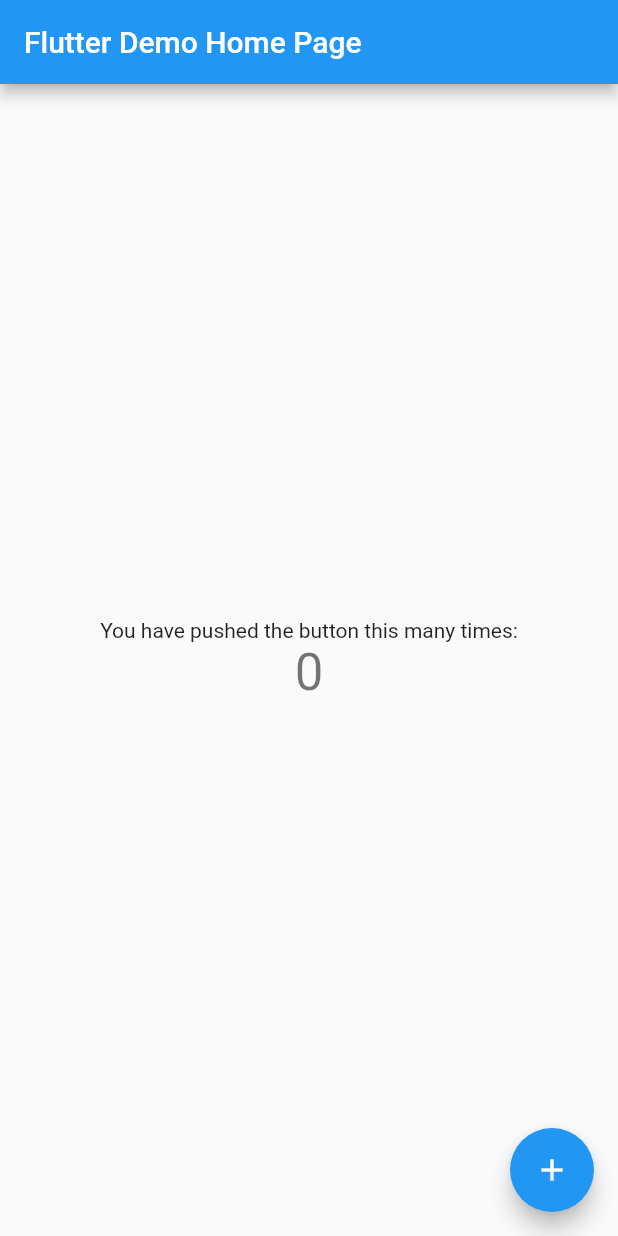
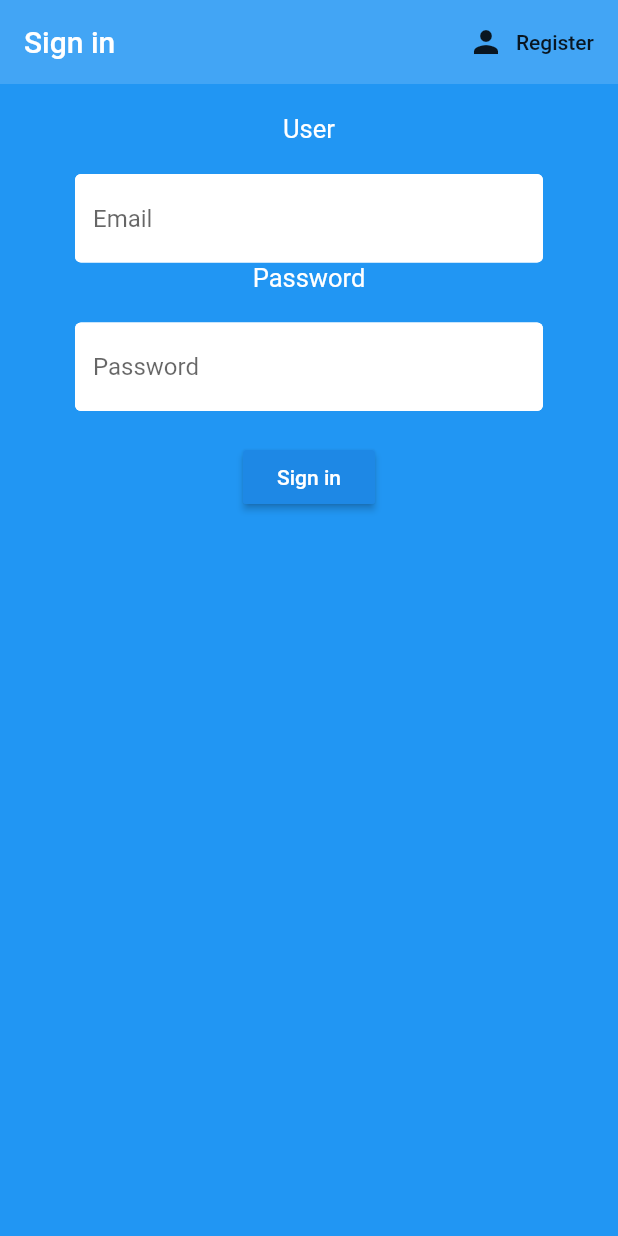
Before and after one commit to ser9gj/CSCI6221, a Flutter app: the screen it shows after launch, on a phone screen of 412 x 824 dp. Run offline on Flutter 3.47's test engine with Material 2 defaults, Android fonts, the phone set to English and light mode, and no system bars; our stand-ins replace firebase_auth; accounts and stored records are empty.

Commit message:
Sign in/ Sign up done

```diff
--- a/lib/main.dart
+++ b/lib/main.dart
@@ -1,4 +1,9 @@
 import 'package:flutter/material.dart';
+import 'package:tutorly/screens/wrapper.dart';
+import 'package:provider/provider.dart';
+import 'package:tutorly/services/auth.dart';
+import 'package:tutorly/models/user.dart';
+
 
 void main() {
   runApp(MyApp());
@@ -8,110 +13,12 @@ class MyApp extends StatelessWidget {
   // This widget is the root of your application.
   @override
   Widget build(BuildContext context) {
-    return MaterialApp(
-      title: 'Flutter Demo',
-      theme: ThemeData(
-        // This is the theme of your application.
-        //
-        // Try running your application with "flutter run". You'll see the
-        // application has a blue toolbar. Then, without quitting the app, try
-        // changing the primarySwatch below to Colors.green and then invoke
-        // "hot reload" (press "r" in the console where you ran "flutter run",
-        // or simply save your changes to "hot reload" in a Flutter IDE).
-        // Notice that the counter didn't reset back to zero; the application
-        // is not restarted.
-        primarySwatch: Colors.blue,
-        // This makes the visual density adapt to the platform that you run
-        // the app on. For desktop platforms, the controls will be smaller and
-        // closer together (more dense) than on mobile platforms.
-        visualDensity: VisualDensity.adaptivePlatformDensity,
+    return StreamProvider<User>.value(
+      value: AuthService().user,
+      child: MaterialApp(
+        home:Wrapper(),
+
       ),
-      home: MyHomePage(title: 'Flutter Demo Home Page'),
     );
   }
 }
-
-class MyHomePage extends StatefulWidget {
-  MyHomePage({Key key, this.title}) : super(key: key);
-
-  // This widget is the home page of your application. It is stateful, meaning
-  // that it has a State object (defined below) that contains fields that affect
-  // how it looks.
-
-  // This class is the configuration for the state. It holds the values (in this
-  // case the title) provided by the parent (in this case the App widget) and
-  // used by the build method of the State. Fields in a Widget subclass are
-  // always marked "final".
-
-  final String title;
-
-  @override
-  _MyHomePageState createState() => _MyHomePageState();
-}
-
-class _MyHomePageState extends State<MyHomePage> {
-  int _counter = 0;
-
-  void _incrementCounter() {
-    setState(() {
-      // This call to setState tells the Flutter framework that something has
-      // changed in this State, which causes it to rerun the build method below
-      // so that the display can reflect the updated values. If we changed
-      // _counter without calling setState(), then the build method would not be
-      // called again, and so nothing would appear to happen.
-      _counter++;
-    });
-  }
-
-  @override
-  Widget build(BuildContext context) {
-    // This method is rerun every time setState is called, for instance as done
-    // by the _incrementCounter method above.
-    //
-    // The Flutter framework has been optimized to make rerunning build methods
-    // fast, so that you can just rebuild anything that needs updating rather
-    // than having to individually change instances of widgets.
-    return Scaffold(
-      appBar: AppBar(
-        // Here we take the value from the MyHomePage object that was created by
-        // the App.build method, and use it to set our appbar title.
-        title: Text(widget.title),
-      ),
-      body: Center(
-        // Center is a layout widget. It takes a single child and positions it
-        // in the middle of the parent.
-        child: Column(
-          // Column is also a layout widget. It takes a list of children and
-          // arranges them vertically. By default, it sizes itself to fit its
-          // children horizontally, and tries to be as tall as its parent.
-          //
-          // Invoke "debug painting" (press "p" in the console, choose the
-          // "Toggle Debug Paint" action from the Flutter Inspector in Android
-          // Studio, or the "Toggle Debug Paint" command in Visual Studio Code)
-          // to see the wireframe for each widget.
-          //
-          // Column has various properties to control how it sizes itself and
-          // how it positions its children. Here we use mainAxisAlignment to
-          // center the children vertically; the main axis here is the vertical
-          // axis because Columns are vertical (the cross axis would be
-          // horizontal).
-          mainAxisAlignment: MainAxisAlignment.center,
-          children: <Widget>[
-            Text(
-              'You have pushed the button this many times:',
-            ),
-            Text(
-              '$_counter',
-              style: Theme.of(context).textTheme.headline4,
-            ),
-          ],
-        ),
-      ),
-      floatingActionButton: FloatingActionButton(
-        onPressed: _incrementCounter,
-        tooltip: 'Increment',
-        child: Icon(Icons.add),
-      ), // This trailing comma makes auto-formatting nicer for build methods.
-    );
-  }
-}
--- /dev/null
+++ b/lib/models/user.dart
@@ -0,0 +1,7 @@
+class User {
+
+final String uid;
+
+User({this.uid});
+
+}
--- /dev/null
+++ b/lib/screens/authent/authenticate.dart
@@ -0,0 +1,24 @@
+import 'package:flutter/material.dart';
+import 'package:tutorly/screens/authent/register.dart';
+import 'package:tutorly/screens/authent/sign_in.dart';
+
+
+class Auth_Tutor extends StatefulWidget {
+  @override
+  _Auth_TutorState createState() => _Auth_TutorState();
+}
+
+class _Auth_TutorState extends State<Auth_Tutor> {
+  @override
+
+  bool showSignIn=true;
+  void toggleView(){setState(() => showSignIn=!showSignIn
+  );}
+  Widget build(BuildContext context) {
+    if(showSignIn)
+    return SignIn(toggleView: toggleView);
+
+    else
+    return Register(toggleView: toggleView);
+  }
+}
--- /dev/null
+++ b/lib/screens/authent/register.dart
@@ -0,0 +1,117 @@
+import 'package:flutter/material.dart';
+import 'package:tutorly/services/auth.dart';
+import 'package:tutorly/shared_code/constant.dart';
+
+class Register extends StatefulWidget {
+
+
+  final Function toggleView;
+  Register({this.toggleView});
+
+  @override
+  _RegisterState createState() => _RegisterState();
+}
+
+class _RegisterState extends State<Register> {
+
+  final AuthService _auth=AuthService();
+  final _formKey=GlobalKey<FormState>();
+
+  //text field state
+  String email ="";
+  String password="";
+  String error='';
+
+  @override
+  Widget build(BuildContext context) {
+    return Scaffold(
+
+      backgroundColor: Colors.blue,
+      appBar: AppBar(backgroundColor:Colors.blue[400],
+      elevation: 0.0,
+      title:Text('Sign up'),
+      actions: <Widget>[
+        FlatButton.icon(
+          icon:Icon(Icons.person),
+          label: Text('Sign in'),
+          onPressed: (){
+            widget.toggleView();
+
+
+          }),
+      ],
+      ),
+
+      body:Container(
+
+        padding:EdgeInsets.symmetric(vertical:20.0, horizontal:50.0),
+        child: Form(
+          key:_formKey,
+          child:Column(
+            children: <Widget>[
+
+              SizedBox(height:20.0),
+              TextFormField(
+                decoration: textInputDecoration.copyWith(hintText:'Email'),
+
+                validator: (val)=>val.isEmpty ? 'Enter an email':null,
+                onChanged:(val){
+                  setState(()
+                    => email=val);
+
+                }
+
+              ),
+
+              Text('Password',style: TextStyle(
+                color:Colors.white,
+                fontSize: 17.0,
+                ),),
+
+              SizedBox(height:20.0),
+              TextFormField(
+                decoration: textInputDecoration.copyWith(hintText:'Password'),
+                obscureText: true,
+                validator: (val)=>val.length< 6 ? 'Enter a password longer than 6 characters':null,
+
+                onChanged:(val){
+                  setState(()
+                    => password=val);
+
+                }
+
+              ),
+
+              SizedBox(height:20.0),
+              RaisedButton(
+                color:Colors.blue[600],
+                child: Text('Register',
+                style:TextStyle(color: Colors.white)
+                ),
+                onPressed: ()async {
+
+                  if(_formKey.currentState.validate()){
+                    dynamic result= await _auth.registerWithEmailAndPassword(email,password);
+
+                    if(result==null)
+                    {
+                      setState(() =>error='please supply a valid email');
+
+                    }
+                  }
+
+
+                }),
+
+                SizedBox(height:12.0),
+                Text(
+                  error,
+                  style: TextStyle(color:Colors.red, fontSize:14.0),
+                ),
+
+          ],)
+        )
+
+      ),);
+  }
+}
--- /dev/null
+++ b/lib/screens/authent/sign_in.dart
@@ -0,0 +1,118 @@
+import 'package:flutter/material.dart';
+import 'package:tutorly/services/auth.dart';
+import 'package:tutorly/shared_code/constant.dart';
+
+class SignIn extends StatefulWidget {
+
+  final Function toggleView;
+  SignIn({this.toggleView});
+  @override
+  _SignInState createState() => _SignInState();
+}
+
+class _SignInState extends State<SignIn> {
+
+  final AuthService _auth=AuthService();
+  final _formKey=GlobalKey<FormState>();
+  String error='';
+
+  //text field state
+  String email ="";
+  String password="";
+
+  @override
+  Widget build(BuildContext context) {
+    return Scaffold(
+
+      backgroundColor: Colors.blue,
+      appBar: AppBar(backgroundColor:Colors.blue[400],
+      elevation: 0.0,
+      title:Text('Sign in '),
+      actions: <Widget>[
+        FlatButton.icon(
+          icon:Icon(Icons.person),
+          label: Text('Register'),
+          onPressed: (){
+            widget.toggleView();
+          }),
+      ],
+      ),
+
+      body:Container(
+
+        padding:EdgeInsets.symmetric(vertical:20.0, horizontal:50.0),
+        child: Form(
+          key:_formKey,
+
+          child:Column(
+            children: <Widget>[
+              Text('User',style:TextStyle(
+                color:Colors.white,
+                fontSize: 17.0,
+                )
+
+                ,),
+              SizedBox(height:20.0),
+              TextFormField(
+               decoration: textInputDecoration.copyWith(hintText:'Email'),
+                validator: (val)=>val.isEmpty ? 'Enter an email':null,
+
+                onChanged:(val){
+                  setState(()
+                    => email=val);
+
+                }
+
+              ),
+
+              Text('Password',style: TextStyle(
+                color:Colors.white,
+                fontSize: 17.0,
+                ),),
+
+              SizedBox(height:20.0),
+              TextFormField(
+               decoration: textInputDecoration.copyWith(hintText:'Password'),
+
+                obscureText: true,
+                validator: (val)=>val.length< 6 ? 'Enter a password longer than 6 characters':null,
+
+                onChanged:(val){
+                  setState(()
+                    => password=val);
+
+                }
+
+              ),
+
+              SizedBox(height:20.0),
+              RaisedButton(
+                color:Colors.blue[600],
+                child: Text('Sign in',
+                style:TextStyle(color: Colors.white)
+                ),
+                onPressed: ()async {
+
+                   if(_formKey.currentState.validate()){
+
+                     dynamic result= await _auth.signInWithEmailAndPassword(email, password);
+
+                    if(result==null)
+                    {
+                      setState(() =>error='could not sign in with those inputs');
+
+                    }
+                  }
+                }),
+                SizedBox(height:8.0),
+                Text(
+                  error,
+                  style: TextStyle(color:Colors.red, fontSize:14.0),
+                ),
+
+          ],)
+        )
+
+      ),);
+  }
+}
--- /dev/null
+++ b/lib/screens/wrapper.dart
@@ -0,0 +1,23 @@
+import 'package:flutter/material.dart';
+import 'package:provider/provider.dart';
+import 'package:tutorly/screens/authent/authenticate.dart';
+import 'package:tutorly/screens/home/home_tutor.dart';
+import 'package:tutorly/models/user.dart';
+
+
+class Wrapper extends StatelessWidget {
+  @override
+  Widget build(BuildContext context) {
+
+
+     final user=Provider.of<User>(context);
+
+    //return either home or authenticate
+     if(user==null){
+       return Auth_Tutor();
+     }
+
+     else{
+       return Home_Tutor();
+     }
+  }}
--- /dev/null
+++ b/lib/services/auth.dart
@@ -0,0 +1,84 @@
+import 'package:firebase_auth/firebase_auth.dart';
+import 'package:tutorly/models/user.dart';
+
+class AuthService {
+
+final FirebaseAuth _auth=FirebaseAuth.instance;
+
+//creating user object with FirebaseUSer
+
+User _userFromFirebaseUser(FirebaseUser user){
+
+  return user != null? User(uid:user.uid ):null;
+}
+
+//auth change user with a stream
+
+Stream<User> get user{
+
+  return _auth.onAuthStateChanged.map(_userFromFirebaseUser);
+
+  }
+
+//sign in anom
+
+Future signInAnom() async{
+
+//try to do something, if doesnt work, catch the error
+
+try{
+
+  AuthResult result=await _auth.signInAnonymously();
+  FirebaseUser user=result.user;
+  return _userFromFirebaseUser(user);
+
+}
+
+catch(e){
+
+  print(e.toString());
+  return null;
+}
+}
+
+//sign in with email & password
+
+Future signInWithEmailAndPassword(String email, String password) async{
+
+try{
+  AuthResult result = await _auth.signInWithEmailAndPassword(email: email, password: password);
+  FirebaseUser user=result.user;
+  return _userFromFirebaseUser(user);
+  } catch(e){
+    print(e.toString());
+    return null;
+  }
+
+}
+
+//register with email & password
+
+Future registerWithEmailAndPassword(String email, String password) async{
+
+try{
+  AuthResult result = await _auth.createUserWithEmailAndPassword(email: email, password: password);
+  FirebaseUser user=result.user;
+  return _userFromFirebaseUser(user);
+  } catch(e){
+    print(e.toString());
+    return null;
+  }
+
+}
+
+//sign out
+
+Future signOut() async {
+  try{
+    return await _auth.signOut();
+  } catch(e){
+    print(e.toString());
+    return null;
+  }
+}
+}
--- /dev/null
+++ b/lib/shared_code/constant.dart
@@ -0,0 +1,13 @@
+import 'package:flutter/material.dart';
+
+const textInputDecoration= InputDecoration(
+
+  fillColor: Colors.white,
+  filled:true,
+  enabledBorder: OutlineInputBorder(
+   borderSide:BorderSide(color: Colors.white,width:2.0)
+   ),
+   focusedBorder: OutlineInputBorder(
+   borderSide:BorderSide(color: Colors.grey,width:2.0)
+ ),
+);
--- a/pubspec.yaml
+++ b/pubspec.yaml
@@ -28,10 +28,14 @@ dependencies:
   # The following adds the Cupertino Icons font to your application.
   # Use with the CupertinoIcons class for iOS style icons.
   cupertino_icons: ^0.1.3
+  firebase_auth: ^0.14.0+5
+  cloud_firestore: ^0.12.9+4
+  provider: ^4.3.2+2
 
 dev_dependencies:
   flutter_test:
     sdk: flutter
+
 
 # For information on the generic Dart part of this file, see the
 # following page: https://dart.dev/tools/pub/pubspec
```
Also changed, not shown: lib/screens/home/home_tutor.dart (added, +38 -0 lines), pubspec.lock, 3 other files.
